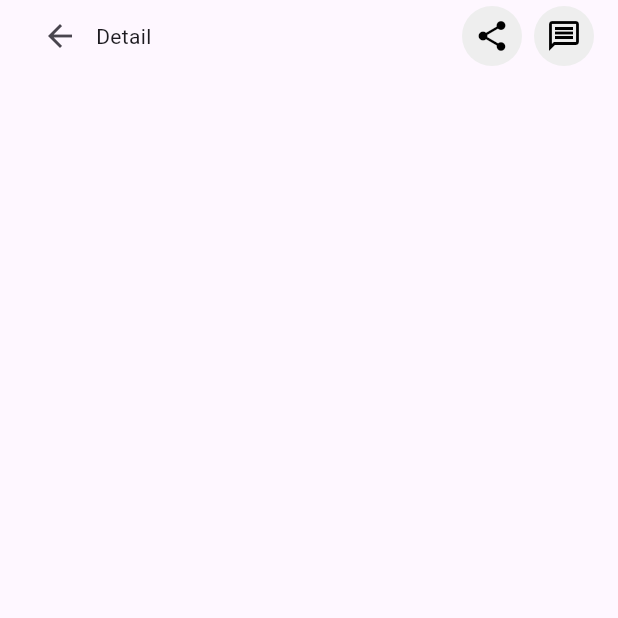
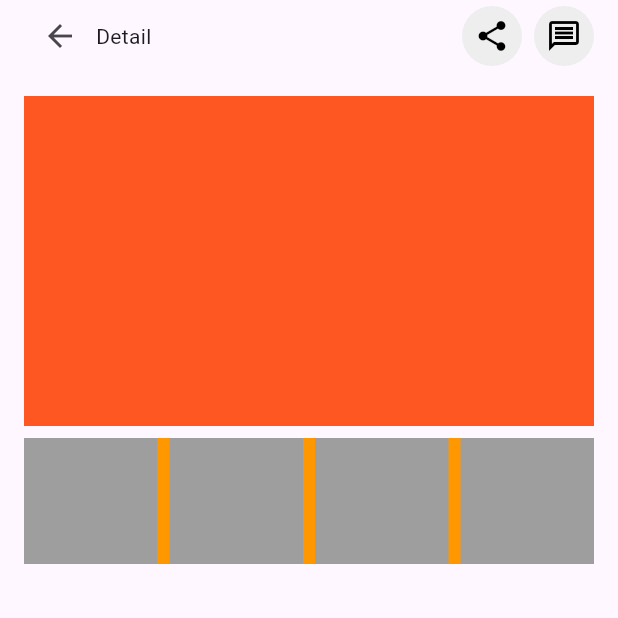
Before and after one commit to JAICHANGPARK/flutter_notebook_chapter_33, a Flutter app: the EcommerceDetailPage screen opened directly, on a phone screen of 412 x 824 dp, the top half of it. Run offline on Flutter 3.47's test engine with Material 2 defaults, Android fonts, the phone set to English and light mode, and no system bars; our stand-ins replace dots_indicator.

Commit message:
Update e_commerce_detail_page.dart

```diff
--- a/lib/ep1655_e_commerce_app/view/e_commerce_detail_page.dart
+++ b/lib/ep1655_e_commerce_app/view/e_commerce_detail_page.dart
@@ -26,13 +26,48 @@ class _EcommerceDetailPageState extends State<EcommerceDetailPage> {
                     backgroundColor: Colors.grey[200],
                     foregroundColor: Colors.black,
                   ),
-                  SizedBox(width: 8,),
+                  SizedBox(
+                    width: 8,
+                  ),
                   CircleAvatar(
                     child: Icon(Icons.message_outlined),
                     backgroundColor: Colors.grey[200],
                     foregroundColor: Colors.black,
                   ),
                 ],
+              ),
+              SizedBox(
+                height: 16,
+              ),
+              Container(
+                height: 220,
+                color: Colors.deepOrange,
+              ),
+              SizedBox(
+                height: 8,
+              ),
+              Container(
+                height: 84,
+                color: Colors.orange,
+                child: Row(
+                  children: [
+                    Expanded(child: Container(
+                      color: Colors.grey,
+                    )),
+                    SizedBox(width: 8,),
+                    Expanded(child: Container(
+                      color: Colors.grey,
+                    )),
+                    SizedBox(width: 8,),
+                    Expanded(child: Container(
+                      color: Colors.grey,
+                    )),
+                    SizedBox(width: 8,),
+                    Expanded(child: Container(
+                      color: Colors.grey,
+                    )),
+                  ],
+                ),
               )
             ],
           ),
```
